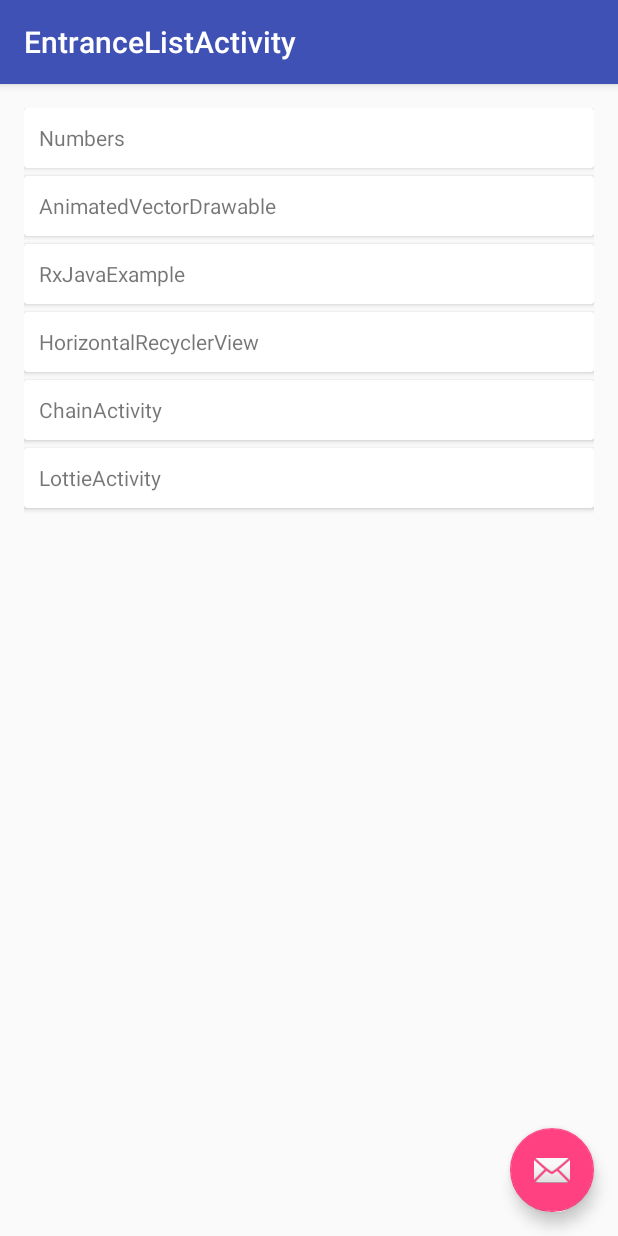
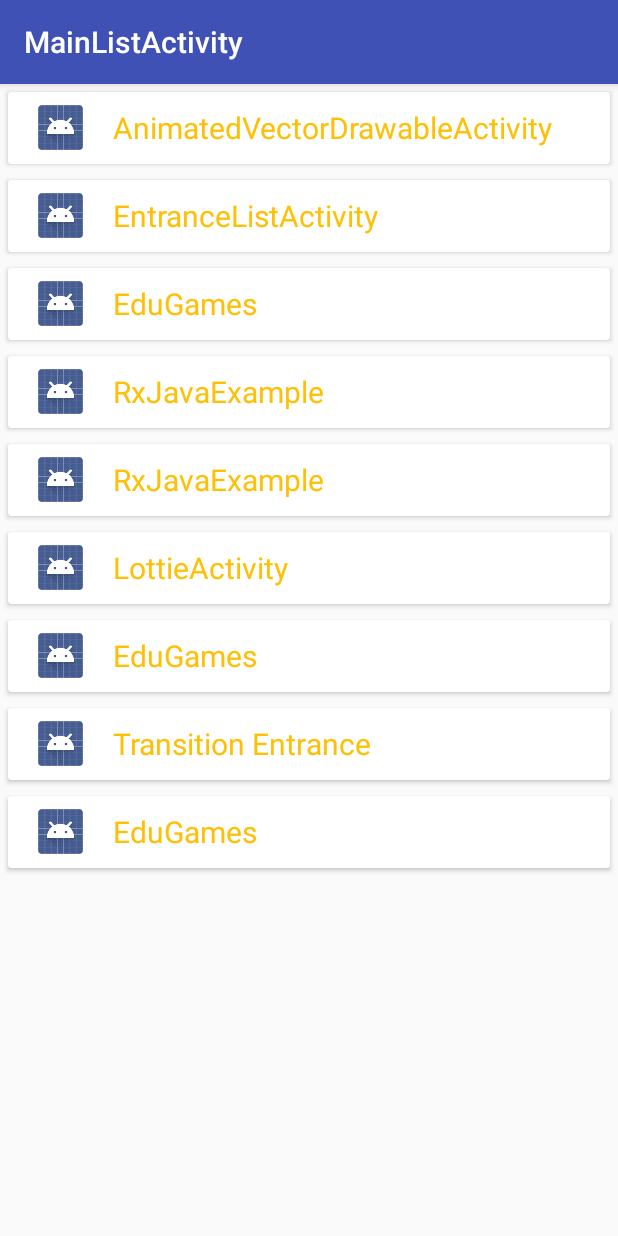
Before and after one commit to buptfarmer/edu, an Android app: the screen it shows after launch (EntranceListActivity before the commit, MainListActivity after it), on a phone screen of 412 x 824 dp. Run offline under Robolectric (Android 15) with nearby library versions, the phone set to English and light mode, and no system bars; libraries missing offline, so code that uses them is left out: com.baidu.tts; 15 statements that could not run were skipped.

Commit message:
change: use MainListActivity as main entrance

```diff
--- /dev/null
+++ b/app/src/main/java/com/chensiwen/edugame/MainListActivity.java
@@ -0,0 +1,121 @@
+package com.chensiwen.edugame;
+
+import android.content.ComponentName;
+import android.content.Context;
+import android.content.Intent;
+import android.content.pm.PackageManager;
+import android.content.pm.ResolveInfo;
+import android.graphics.Rect;
+import android.support.v7.app.AppCompatActivity;
+import android.os.Bundle;
+import android.support.v7.widget.LinearLayoutManager;
+import android.support.v7.widget.RecyclerView;
+import android.util.Log;
+import android.view.LayoutInflater;
+import android.view.View;
+import android.view.ViewGroup;
+import android.widget.ImageView;
+import android.widget.TextView;
+
+import java.util.ArrayList;
+import java.util.List;
+
+public class MainListActivity extends AppCompatActivity {
+    private static final String TAG = "MainListActivity";
+    private static final String INTENT_LIST_ACTION = "com.chensiwen.edugame.MAIN";
+    private RecyclerView mMainListRecyclerView;
+    private List<ResolveInfo> resolveInfos = new ArrayList<>();
+
+    @Override
+    protected void onCreate(Bundle savedInstanceState) {
+        super.onCreate(savedInstanceState);
+        setContentView(R.layout.activity_main_list);
+        initData();
+        initView();
+    }
+
+    private void initView() {
+        mMainListRecyclerView = findViewById(R.id.main_list);
+        LinearLayoutManager linearLayoutManager = new LinearLayoutManager(this, LinearLayoutManager.VERTICAL, false);
+        mMainListRecyclerView.setLayoutManager(linearLayoutManager);
+        MyAdapter myAdapter = new MyAdapter(this, resolveInfos);
+        mMainListRecyclerView.setAdapter(myAdapter);
+        mMainListRecyclerView.addItemDecoration(new RecyclerView.ItemDecoration() {
+            @Override
+            public void getItemOffsets(Rect outRect, View view, RecyclerView parent, RecyclerView.State state) {
+                super.getItemOffsets(outRect, view, parent, state);
+                int margin = Utils.dp2Px(5);
+                outRect.set(margin, margin, margin, margin);
+            }
+        });
+        myAdapter.notifyDataSetChanged();
+
+    }
+
+    private void initData() {
+        List<ResolveInfo> resolveInfos = getPackageManager().queryIntentActivities(new Intent(INTENT_LIST_ACTION), PackageManager.MATCH_ALL);
+        Log.d(TAG, "initData: ");
+        if (BuildConfig.DEBUG) Log.d(TAG, "resolveInfos:" + resolveInfos);
+        if (resolveInfos != null) {
+            this.resolveInfos.addAll(resolveInfos);
+        }
+    }
+
+    private static class ViewHolder extends RecyclerView.ViewHolder {
+        private TextView title;
+        private ImageView icon;
+
+        public ViewHolder(View itemView) {
+            super(itemView);
+            title = itemView.findViewById(R.id.main_list_item_title);
+            icon = itemView.findViewById(R.id.main_list_item_icon);
+
+        }
+
+        public void bind(final ResolveInfo resolveInfo) {
+            title.setText(resolveInfo.activityInfo.loadLabel(title.getContext().getPackageManager()));
+            icon.setImageDrawable(resolveInfo.activityInfo.loadIcon(title.getContext().getPackageManager()));
+            itemView.setOnClickListener(new View.OnClickListener() {
+                @Override
+                public void onClick(View v) {
+                    String activityName = resolveInfo.activityInfo.name; // 获得该应用程序的启动Activity的name
+                    String pkgName = resolveInfo.activityInfo.packageName; // 获得应用程序的包名
+                    // 为应用程序的启动Activity 准备Intent
+                    Intent launchIntent = new Intent();
+                    launchIntent.setComponent(new ComponentName(pkgName,
+                            activityName));
+                    v.getContext().startActivity(launchIntent);
+                }
+            });
+
+        }
+    }
+
+    private static class MyAdapter extends RecyclerView.Adapter<ViewHolder> {
+
+        private List<ResolveInfo> resolveInfos;
+        private Context context;
+
+        public MyAdapter(Context context, List<ResolveInfo> resolveInfos) {
+            this.context = context;
+            this.resolveInfos = resolveInfos;
+        }
+
+        @Override
+        public ViewHolder onCreateViewHolder(ViewGroup parent, int viewType) {
+            View view = LayoutInflater.from(context).inflate(R.layout.main_list_item, parent, false);
+            ViewHolder viewHolder = new ViewHolder(view);
+            return viewHolder;
+        }
+
+        @Override
+        public void onBindViewHolder(ViewHolder holder, int position) {
+            holder.bind(resolveInfos.get(position));
+        }
+
+        @Override
+        public int getItemCount() {
+            return resolveInfos.size();
+        }
+    }
+}
--- /dev/null
+++ b/app/src/main/res/layout/activity_main_list.xml
@@ -0,0 +1,18 @@
+<?xml version="1.0" encoding="utf-8"?>
+<android.support.constraint.ConstraintLayout xmlns:android="http://schemas.android.com/apk/res/android"
+    xmlns:app="http://schemas.android.com/apk/res-auto"
+    android:layout_width="match_parent"
+    android:layout_height="match_parent">
+
+    <android.support.v7.widget.RecyclerView
+        android:id="@+id/main_list"
+        android:layout_width="0dp"
+        android:layout_height="0dp"
+        app:layout_constraintBottom_toBottomOf="parent"
+        app:layout_constraintLeft_toLeftOf="parent"
+        app:layout_constraintRight_toRightOf="parent"
+        app:layout_constraintTop_toTopOf="parent"
+        >
+
+    </android.support.v7.widget.RecyclerView>
+</android.support.constraint.ConstraintLayout>
--- /dev/null
+++ b/app/src/main/res/layout/main_list_item.xml
@@ -0,0 +1,29 @@
+<?xml version="1.0" encoding="utf-8"?>
+<android.support.v7.widget.CardView xmlns:android="http://schemas.android.com/apk/res/android"
+    xmlns:tools="http://schemas.android.com/tools"
+    android:id="@+id/main_list_item"
+    android:layout_width="match_parent"
+    android:layout_height="48dp"
+    android:layout_gravity="center"
+    android:clickable="true"
+    android:elevation="10dp"
+    android:foreground="?android:attr/selectableItemBackground">
+
+    <ImageView
+        android:id="@+id/main_list_item_icon"
+        android:layout_width="30dp"
+        android:layout_height="30dp"
+        android:layout_gravity="center_vertical"
+        android:layout_marginLeft="20dp"
+        tools:src="@mipmap/doudoulong144" />
+
+    <TextView
+        android:id="@+id/main_list_item_title"
+        android:layout_width="wrap_content"
+        android:layout_height="wrap_content"
+        android:layout_gravity="center_vertical"
+        android:layout_marginLeft="70dp"
+        android:textColor="@color/common_amber"
+        android:textSize="20dp"
+        tools:text="标题" />
+</android.support.v7.widget.CardView>
--- a/app/src/main/res/values/strings.xml
+++ b/app/src/main/res/values/strings.xml
@@ -19,4 +19,5 @@
     <string name="title_activity_horizontal_recycler_view">HorizontalRecyclerView</string>
     <string name="title_activity_chain">ChainActivity</string>
     <string name="title_activity_lottie">LottieActivity</string>
+    <string name="title_activity_main_list">MainListActivity</string>
 </resources>
```
Also changed, not shown: app/src/main/AndroidManifest.xml (+63 -12 lines).
